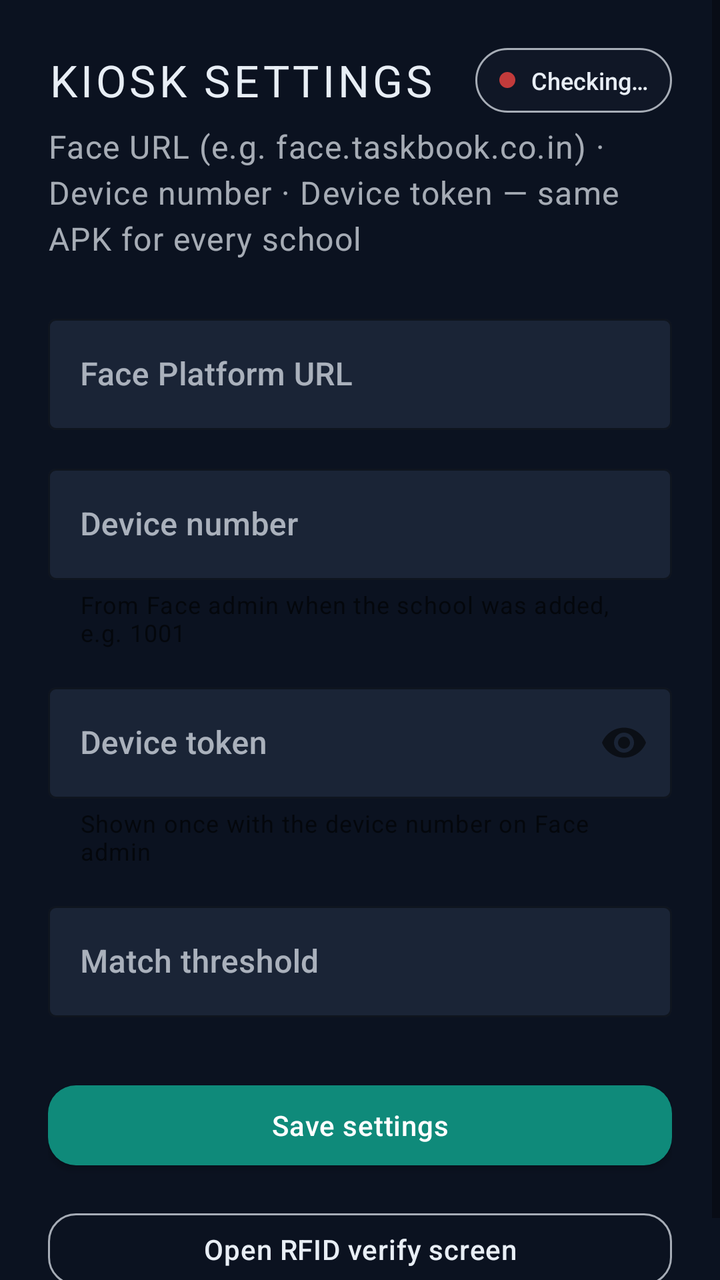
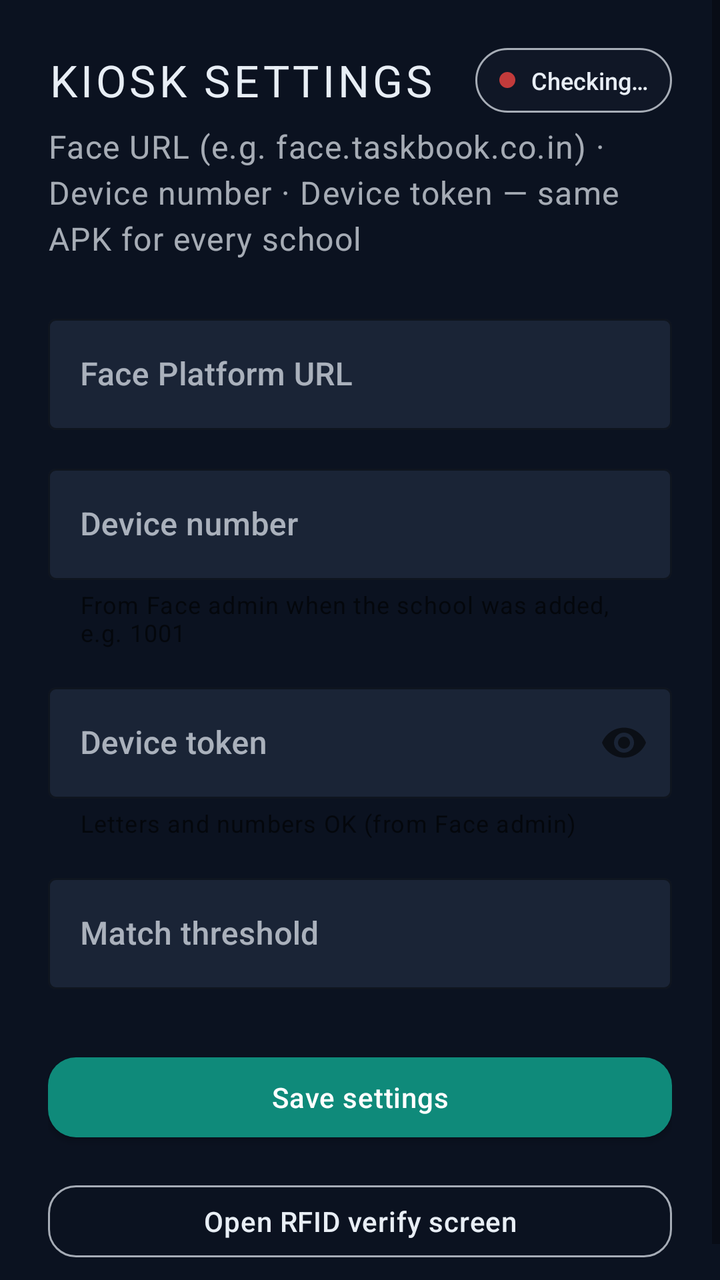

An Android layout rendered at two revisions. The XML below is the earlier revision; the diff shows what the commit changed to produce the second picture.
<!-- AndroidManifest.xml: application theme Theme.FaceVerifyKiosk -->
<!-- res/layout/activity_settings.xml -->
<?xml version="1.0" encoding="utf-8"?>
<ScrollView xmlns:android="http://schemas.android.com/apk/res/android"
    xmlns:app="http://schemas.android.com/apk/res-auto"
    android:layout_width="match_parent"
    android:layout_height="match_parent"
    android:background="@color/ink"
    android:fillViewport="true">

    <LinearLayout
        android:layout_width="match_parent"
        android:layout_height="wrap_content"
        android:orientation="vertical"
        android:padding="24dp">

        <LinearLayout
            android:layout_width="match_parent"
            android:layout_height="wrap_content"
            android:gravity="center_vertical"
            android:orientation="horizontal">

            <TextView
                style="@style/Text.FaceVerify.Brand"
                android:layout_width="0dp"
                android:layout_height="wrap_content"
                android:layout_weight="1"
                android:text="@string/settings_title" />

            <LinearLayout
                android:id="@+id/connectionPill"
                android:layout_width="wrap_content"
                android:layout_height="wrap_content"
                android:background="@drawable/bg_connection_pill"
                android:gravity="center_vertical"
                android:orientation="horizontal"
                android:paddingHorizontal="12dp"
                android:paddingVertical="8dp">

                <View
                    android:id="@+id/connectionDot"
                    android:layout_width="8dp"
                    android:layout_height="8dp"
                    android:background="@drawable/bg_dot" />

                <TextView
                    android:id="@+id/connectionStatus"
                    android:layout_width="wrap_content"
                    android:layout_height="wrap_content"
                    android:layout_marginStart="8dp"
                    android:text="@string/status_checking"
                    android:textColor="@color/mist"
                    android:textSize="12sp" />
            </LinearLayout>
        </LinearLayout>

        <TextView
            style="@style/Text.FaceVerify.Hint"
            android:layout_width="match_parent"
            android:layout_height="wrap_content"
            android:layout_marginTop="6dp"
            android:layout_marginBottom="24dp"
            android:text="@string/settings_subtitle" />

        <com.google.android.material.textfield.TextInputLayout
            android:layout_width="match_parent"
            android:layout_height="wrap_content"
            android:hint="@string/api_base_url"
            app:boxStrokeColor="@color/teal"
            app:hintTextColor="@color/mist_dim">

            <com.google.android.material.textfield.TextInputEditText
                android:id="@+id/inputApiUrl"
                android:layout_width="match_parent"
                android:layout_height="wrap_content"
                android:inputType="textUri"
                android:textColor="@color/mist" />
        </com.google.android.material.textfield.TextInputLayout>

        <com.google.android.material.textfield.TextInputLayout
            android:layout_width="match_parent"
            android:layout_height="wrap_content"
            android:layout_marginTop="14dp"
            android:hint="@string/device_id"
            app:boxStrokeColor="@color/teal"
            app:helperTextEnabled="true"
            app:helperText="@string/device_id_hint"
            app:hintTextColor="@color/mist_dim">

            <com.google.android.material.textfield.TextInputEditText
                android:id="@+id/inputDeviceId"
                android:layout_width="match_parent"
                android:layout_height="wrap_content"
                android:inputType="number"
                android:textColor="@color/mist" />
        </com.google.android.material.textfield.TextInputLayout>

        <com.google.android.material.textfield.TextInputLayout
            android:layout_width="match_parent"
            android:layout_height="wrap_content"
            android:layout_marginTop="14dp"
            android:hint="@string/device_token"
            app:boxStrokeColor="@color/teal"
            app:helperTextEnabled="true"
            app:helperText="@string/device_token_hint"
            app:endIconMode="password_toggle"
            app:hintTextColor="@color/mist_dim">

            <com.google.android.material.textfield.TextInputEditText
                android:id="@+id/inputDeviceToken"
                android:layout_width="match_parent"
                android:layout_height="wrap_content"
                android:inputType="numberPassword"
                android:textColor="@color/mist" />
        </com.google.android.material.textfield.TextInputLayout>

        <com.google.android.material.textfield.TextInputLayout
            android:layout_width="match_parent"
            android:layout_height="wrap_content"
            android:layout_marginTop="14dp"
            android:hint="@string/threshold"
            app:boxStrokeColor="@color/teal"
            app:hintTextColor="@color/mist_dim">

            <com.google.android.material.textfield.TextInputEditText
                android:id="@+id/inputThreshold"
                android:layout_width="match_parent"
                android:layout_height="wrap_content"
                android:inputType="numberDecimal"
                android:textColor="@color/mist" />
        </com.google.android.material.textfield.TextInputLayout>

        <com.google.android.material.button.MaterialButton
            android:id="@+id/btnSave"
            style="@style/Widget.FaceVerify.Button"
            android:layout_width="match_parent"
            android:layout_height="wrap_content"
            android:layout_marginTop="28dp"
            android:text="@string/save" />

        <com.google.android.material.button.MaterialButton
            android:id="@+id/btnOpenRfid"
            style="@style/Widget.FaceVerify.Button.Ghost"
            android:layout_width="match_parent"
            android:layout_height="wrap_content"
            android:layout_marginTop="12dp"
            android:text="@string/open_rfid_mode" />
    </LinearLayout>
</ScrollView>
<!-- resources referenced by this layout -->
<resources>
  <color name="ink">#FF0B1220</color>
  <color name="mist">#FFE8EEF5</color>
  <color name="mist_dim">#B3E8EEF5</color>
  <color name="teal">#FF0F8A7A</color>
  <!-- drawable bg_connection_pill (drawable) -->
  <?xml version="1.0" encoding="utf-8"?>
  <shape xmlns:android="http://schemas.android.com/apk/res/android">
      <solid android:color="#99141C2B" />
      <corners android:radius="999dp" />
      <stroke
          android:width="1dp"
          android:color="@color/mist_dim" />
  </shape>
  <!-- drawable bg_dot (drawable) -->
  <?xml version="1.0" encoding="utf-8"?>
  <shape xmlns:android="http://schemas.android.com/apk/res/android"
      android:shape="oval">
      <solid android:color="@color/fail" />
      <size
          android:width="10dp"
          android:height="10dp" />
  </shape>
  <string name="api_base_url">Face Platform URL</string>
  <string name="device_id">Device number</string>
  <string name="device_id_hint">From Face admin when the school was added, e.g. 1001</string>
  <string name="device_token">Device token</string>
  <string name="device_token_hint">Shown once with the device number on Face admin</string>
  <string name="open_rfid_mode">Open RFID verify screen</string>
  <string name="save">Save settings</string>
  <string name="settings_subtitle">Face URL (e.g. face.taskbook.co.in) · Device number · Device token — same APK for every school</string>
  <string name="settings_title">Kiosk settings</string>
  <string name="status_checking">Checking…</string>
  <string name="threshold">Match threshold</string>
  <style name="Text.FaceVerify.Brand" parent="TextAppearance.MaterialComponents.Headline5">
          <item name="android:textColor">@color/mist</item>
          <item name="android:textSize">22sp</item>
          <item name="android:letterSpacing">0.08</item>
          <item name="android:fontFamily">sans-serif-medium</item>
          <item name="android:textAllCaps">true</item>
      </style>
  <style name="Text.FaceVerify.Hint" parent="TextAppearance.MaterialComponents.Body1">
          <item name="android:textColor">@color/mist_dim</item>
          <item name="android:textSize">16sp</item>
          <item name="android:lineSpacingExtra">4dp</item>
      </style>
  <style name="Widget.FaceVerify.Button" parent="Widget.MaterialComponents.Button">
          <item name="android:textAllCaps">false</item>
          <item name="android:letterSpacing">0.02</item>
          <item name="cornerRadius">14dp</item>
          <item name="backgroundTint">@color/teal</item>
          <item name="android:minHeight">52dp</item>
          <item name="android:paddingLeft">20dp</item>
          <item name="android:paddingRight">20dp</item>
      </style>
  <style name="Widget.FaceVerify.Button.Ghost" parent="Widget.MaterialComponents.Button.OutlinedButton">
          <item name="android:textAllCaps">false</item>
          <item name="strokeColor">@color/mist_dim</item>
          <item name="strokeWidth">1dp</item>
          <item name="cornerRadius">14dp</item>
          <item name="android:textColor">@color/mist</item>
          <item name="android:minHeight">48dp</item>
          <item name="rippleColor">@color/teal_bright</item>
      </style>
  <color name="fail">#FFC23B3B</color>
  <color name="teal_bright">#FF1BB8A5</color>
  <color name="ink_soft">#FF141C2B</color>
  <color name="amber">#FFE0A100</color>
  <color name="white">#FFFFFFFF</color>
  <style name="Widget.FaceVerify.TextInput" parent="Widget.MaterialComponents.TextInputLayout.OutlinedBox">
          <item name="boxBackgroundColor">@color/field_bg</item>
          <item name="boxStrokeColor">@color/teal</item>
          <item name="hintTextColor">@color/mist_dim</item>
          <item name="android:textColorHint">@color/mist_dim</item>
      </style>
  <color name="field_bg">#FF1A2436</color>
</resources>

<!-- the commit's change to res/layout/activity_settings.xml (unified diff, before → after) -->
@@ -108,7 +108,7 @@
                 android:id="@+id/inputDeviceToken"
                 android:layout_width="match_parent"
                 android:layout_height="wrap_content"
-                android:inputType="numberPassword"
+                android:inputType="textPassword"
                 android:textColor="@color/mist" />
         </com.google.android.material.textfield.TextInputLayout>
 
<!-- resource entries referenced after the edit -->
@@ -26,7 +26,7 @@
   <string name="device_id">Device number</string>
   <string name="device_id_hint">From Face admin when the school was added, e.g. 1001</string>
   <string name="device_token">Device token</string>
-  <string name="device_token_hint">Shown once with the device number on Face admin</string>
+  <string name="device_token_hint">Letters and numbers OK (from Face admin)</string>
   <string name="open_rfid_mode">Open RFID verify screen</string>
   <string name="save">Save settings</string>
   <string name="settings_subtitle">Face URL (e.g. face.taskbook.co.in) · Device number · Device token — same APK for every school</string>
